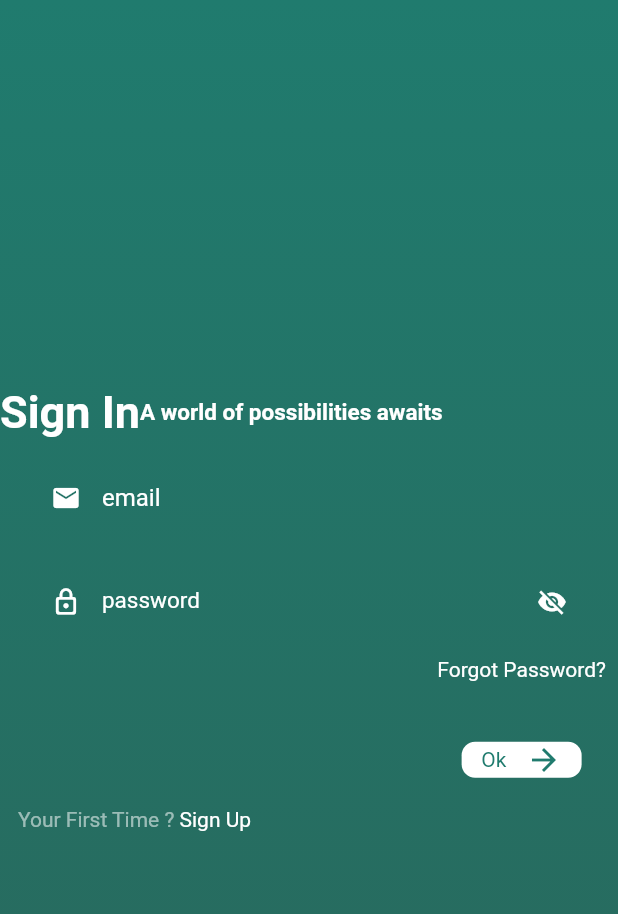
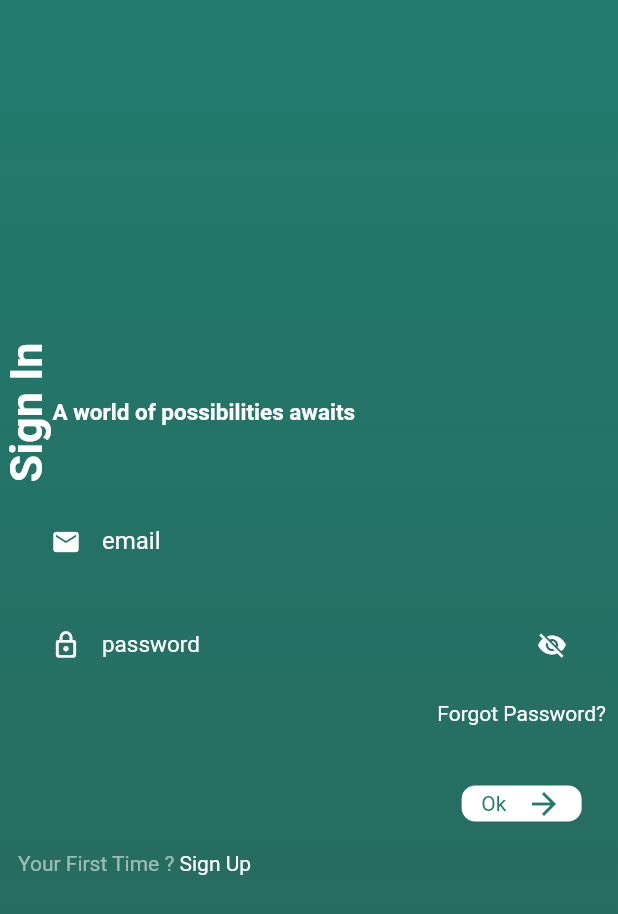
Before and after one commit to janWICKEDpro/advertising_app, a Flutter app: the screen it shows after launch, on a phone screen of 412 x 824 dp. Shown: the top 914 px of the screen. Run offline on Flutter 3.47's test engine with Material 2 defaults, Android fonts, the phone set to English and light mode, and no system bars.

Commit message:
ui for login and sign up in progress

```diff
--- a/lib/Screens/authentication/login.dart
+++ b/lib/Screens/authentication/login.dart
@@ -32,7 +32,7 @@ class _LoginState extends State<Login> {
             children: [
               Row(
                 children: [
-                  Text("Sign In",style: TextStyle(color: Colors.white,fontSize: 30, fontWeight: FontWeight.bold),),
+                  RotatedBox(quarterTurns: 3,  child: Text("Sign In",style: TextStyle(color: Colors.white,fontSize: 30, fontWeight: FontWeight.bold),)),
                   Text("A world of possibilities awaits",style: TextStyle(color: Colors.white,fontSize: 15, fontWeight: FontWeight.bold),),
                 ],
               ),
```
